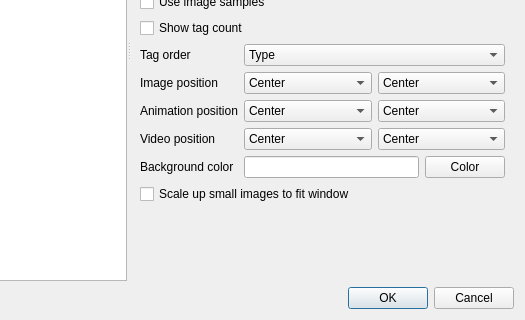
Before: the Qt Designer form src/gui/src/settings/options-window.ui in Bionus/imgbrd-grabber, drawn with Qt 5; both pictures show x 141 to 666 and y 192 to 512 of the 666 by 512 pixel window.
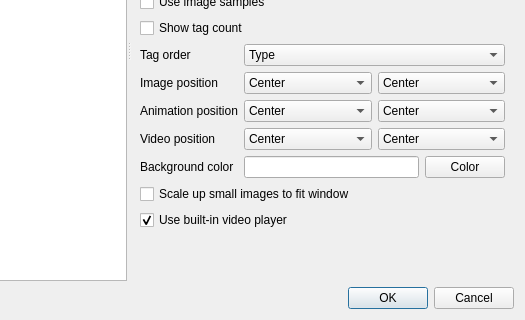
After: the same form once the commit is applied. The open tabs and pages were chosen to show the change. Icons and pictures are not drawn.

Commit message:
Add basic built-in video player (fix #1114)
It can be disabled in the settings to restore the openable thumbnail.

What changed in the file:
```diff
--- a/src/gui/src/settings/options-window.ui
+++ b/src/gui/src/settings/options-window.ui
@@ -1848,6 +1848,16 @@
           </property>
          </widget>
         </item>
+        <item row="14" column="0" colspan="2">
+         <widget class="QCheckBox" name="checkImageUseVideoPlayer">
+          <property name="text">
+           <string>Use built-in video player</string>
+          </property>
+          <property name="checked">
+           <bool>true</bool>
+          </property>
+         </widget>
+        </item>
        </layout>
       </widget>
       <widget class="QWidget" name="pageInterfaceColoring">
```
The commit also changes 5 other files.
